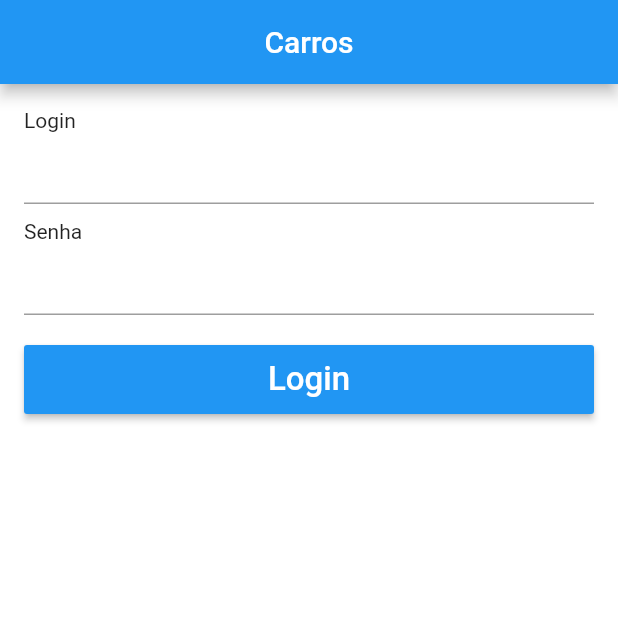
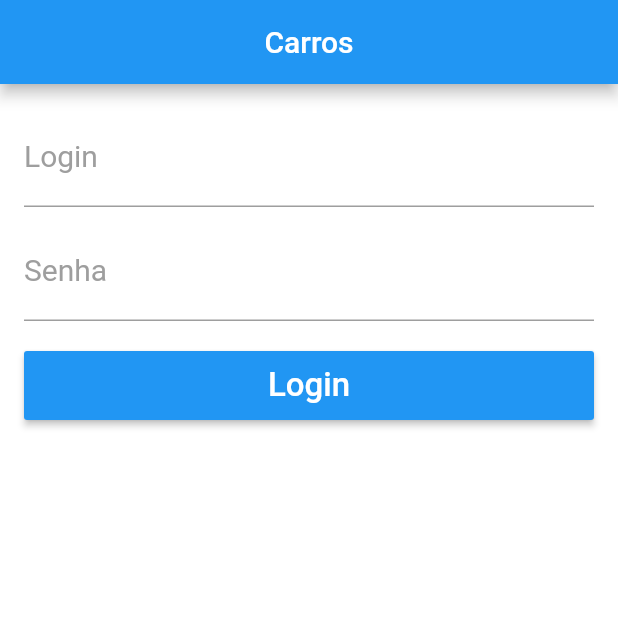
Before and after one commit to LucianoFraga27/Flutter-AppCarros, a Flutter app: the screen it shows after launch, on a phone screen of 412 x 824 dp, the top half of it. Run offline on Flutter 3.47's test engine with Material 2 defaults, Android fonts, the phone set to English and light mode, and no system bars.

Commit message:
TextFormField - Formulário de login

```diff
--- a/lib/pages/login.dart
+++ b/lib/pages/login.dart
@@ -19,12 +19,41 @@ class LoginPage extends StatelessWidget {
       padding: EdgeInsets.all(16),
       child: ListView(
         children: [
-          Text('Login'),
-          TextFormField(),
+          TextFormField(
+            style: TextStyle(
+             fontSize: 20,
+             color: Colors.blue
+            ),
+            decoration: InputDecoration(
+              labelText: 'Login',
+              labelStyle: TextStyle(
+                fontSize: 20,
+                color: Colors.grey
+              ),
+              hintText: 'Digite o login',
+              hintStyle: TextStyle(
+                  fontSize: 15,
+              ),
+            ),
+          ),
           SizedBox(height: 10,),
-          Text('Senha'),
           TextFormField(
             obscureText: true,
+            style: TextStyle(
+                fontSize: 20,
+                color: Colors.blue
+            ),
+            decoration: InputDecoration(
+              labelText: 'Senha',
+              labelStyle: TextStyle(
+                  fontSize: 20,
+                  color: Colors.grey
+              ),
+              hintText: 'Digite senha',
+              hintStyle: TextStyle(
+                fontSize: 15,
+              ),
+            ),
           ),
           SizedBox(height: 20,),
           Container(
```
